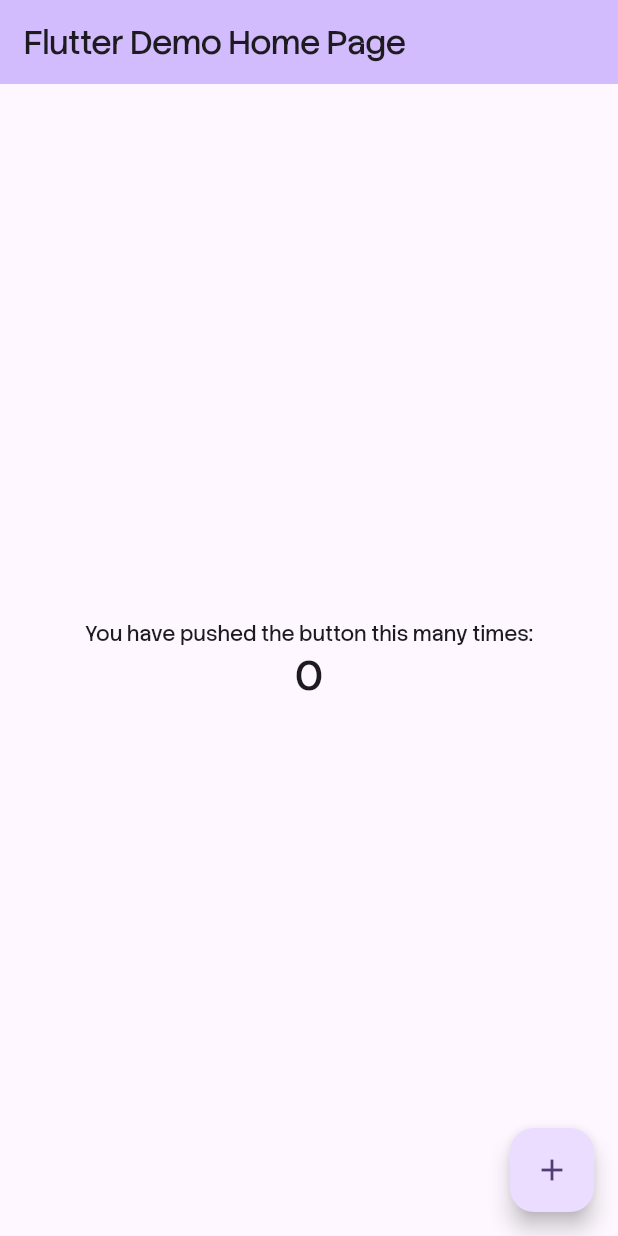
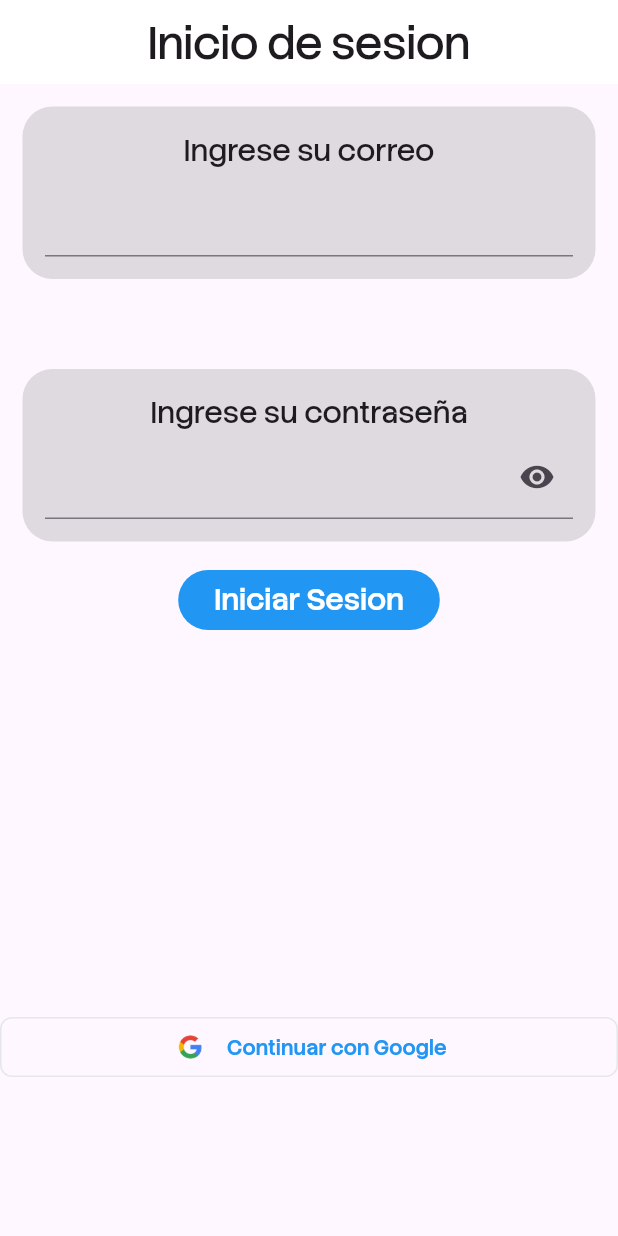
Before and after one commit to cariveraz0/APP-Lectura, a Flutter app: the screen it shows after launch, on a phone screen of 412 x 824 dp. Run offline on Flutter 3.47's test engine with Material 3 defaults, Android fonts, the phone set to English and light mode, and no system bars; our stand-ins replace go_router.

Commit message:
pantalla de login agregada y boton de google

```diff
--- a/lib/main.dart
+++ b/lib/main.dart
@@ -1,125 +1,34 @@
 import 'package:flutter/material.dart';
+import 'package:go_router/go_router.dart';
+import 'package:lectura_app/src/views/login_page.dart';
 
-void main() {
-  runApp(const MyApp());
-}
+void main() => runApp(const MyApp());
 
 class MyApp extends StatelessWidget {
   const MyApp({super.key});
 
-  // This widget is the root of your application.
   @override
   Widget build(BuildContext context) {
-    return MaterialApp(
-      title: 'Flutter Demo',
+    return MaterialApp.router(
+      routerConfig: GoRouter(
+        //Esto es por mientras
+        //La ruta inicial será la lista de libros si el usuario ya inició sesion, de lo contrario pasará al login
+        initialLocation: '/login',
+        routes: [
+          GoRoute(
+            path: '/login',
+            name: 'login',
+            builder: (context, state) => LoginPage(),
+            routes: []
+          ),
+        ]
+      ),
       debugShowCheckedModeBanner: false,
+      title: 'App-Lectura',
       theme: ThemeData(
         fontFamily: 'StackSansHeadline',
-        // This is the theme of your application.
-        //
-        // TRY THIS: Try running your application with "flutter run". You'll see
-        // the application has a purple toolbar. Then, without quitting the app,
-        // try changing the seedColor in the colorScheme below to Colors.green
-        // and then invoke "hot reload" (save your changes or press the "hot
-        // reload" button in a Flutter-supported IDE, or press "r" if you used
-        // the command line to start the app).
-        //
-        // Notice that the counter didn't reset back to zero; the application
-        // state is not lost during the reload. To reset the state, use hot
-        // restart instead.
-        //
-        // This works for code too, not just values: Most code changes can be
-        // tested with just a hot reload.
         colorScheme: ColorScheme.fromSeed(seedColor: Colors.deepPurple),
       ),
-      home: const MyHomePage(title: 'Flutter Demo Home Page'),
     );
   }
 }
-
-class MyHomePage extends StatefulWidget {
-  const MyHomePage({super.key, required this.title});
-
-  // This widget is the home page of your application. It is stateful, meaning
-  // that it has a State object (defined below) that contains fields that affect
-  // how it looks.
-
-  // This class is the configuration for the state. It holds the values (in this
-  // case the title) provided by the parent (in this case the App widget) and
-  // used by the build method of the State. Fields in a Widget subclass are
-  // always marked "final".
-
-  final String title;
-
-  @override
-  State<MyHomePage> createState() => _MyHomePageState();
-}
-
-class _MyHomePageState extends State<MyHomePage> {
-  int _counter = 0;
-
-  void _incrementCounter() {
-    setState(() {
-      // This call to setState tells the Flutter framework that something has
-      // changed in this State, which causes it to rerun the build method below
-      // so that the display can reflect the updated values. If we changed
-      // _counter without calling setState(), then the build method would not be
-      // called again, and so nothing would appear to happen.
-      _counter++;
-    });
-  }
-
-  @override
-  Widget build(BuildContext context) {
-    // This method is rerun every time setState is called, for instance as done
-    // by the _incrementCounter method above.
-    //
-    // The Flutter framework has been optimized to make rerunning build methods
-    // fast, so that you can just rebuild anything that needs updating rather
-    // than having to individually change instances of widgets.
-    return Scaffold(
-      appBar: AppBar(
-        // TRY THIS: Try changing the color here to a specific color (to
-        // Colors.amber, perhaps?) and trigger a hot reload to see the AppBar
-        // change color while the other colors stay the same.
-        backgroundColor: Theme.of(context).colorScheme.inversePrimary,
-        // Here we take the value from the MyHomePage object that was created by
-        // the App.build method, and use it to set our appbar title.
-        title: Text(widget.title),
-      ),
-      body: Center(
-        // Center is a layout widget. It takes a single child and positions it
-        // in the middle of the parent.
-        child: Column(
-          // Column is also a layout widget. It takes a list of children and
-          // arranges them vertically. By default, it sizes itself to fit its
-          // children horizontally, and tries to be as tall as its parent.
-          //
-          // Column has various properties to control how it sizes itself and
-          // how it positions its children. Here we use mainAxisAlignment to
-          // center the children vertically; the main axis here is the vertical
-          // axis because Columns are vertical (the cross axis would be
-          // horizontal).
-          //
-          // TRY THIS: Invoke "debug painting" (choose the "Toggle Debug Paint"
-          // action in the IDE, or press "p" in the console), to see the
-          // wireframe for each widget.
-          mainAxisAlignment: MainAxisAlignment.center,
-          children: <Widget>[
-            const Text('You have pushed the button this many times:'),
-            Text(
-              '$_counter',
-              style: Theme.of(context).textTheme.headlineMedium,
-            ),
-          ],
-        ),
-      ),
-      floatingActionButton: FloatingActionButton(
-        onPressed: _incrementCounter,
-        tooltip: 'Increment',
-        child: const Icon(Icons.add),
-      ), // This trailing comma makes auto-formatting nicer for build methods.
-
-    );
-  }
-}
--- /dev/null
+++ b/lib/src/shared/utils.dart
@@ -0,0 +1,24 @@
+import 'package:flutter/material.dart';
+
+class Utils{
+  static showSnackBar({
+    required BuildContext context,
+    required String title,
+    Color? color,
+    required Duration duracion
+  }) {
+    ScaffoldMessenger.of(
+      context
+    ).showSnackBar(
+      SnackBar(
+      content: Text(
+        title,
+        style: const TextStyle(
+          fontSize: 18,
+          fontWeight: FontWeight.bold),
+        ), backgroundColor: color,
+        duration: duracion
+      ),
+    );
+  }
+}
--- a/lib/src/views/login_page.dart
+++ b/lib/src/views/login_page.dart
@@ -0,0 +1,131 @@
+import 'package:flutter/material.dart';
+import 'package:lectura_app/src/shared/utils.dart';
+import 'package:lectura_app/src/widgets/mytextfield.dart';
+
+class LoginPage extends StatelessWidget {
+  LoginPage({super.key});
+  final correoController = TextEditingController();
+  final contraseniaController = TextEditingController();
+  @override
+  Widget build(BuildContext context) {
+    return Scaffold(
+      appBar: AppBar(
+        backgroundColor: Colors.white,
+        title: const Center(
+          child: Text(
+            'Inicio de sesion', style: TextStyle(fontSize: 30),
+          )
+        ),
+      ),
+      body: ListView.builder(
+        itemCount: 1,
+        itemBuilder: (context, index){
+          return Center(
+            child: Column(
+              mainAxisAlignment: MainAxisAlignment.center,
+              children: [
+                MyTextfield(
+                  obscuretext: false,
+                  type: TextInputType.emailAddress,
+                  controller: correoController,
+                  texto: 'Ingrese su correo',
+                  tamaniotexto: 20,
+                  pmargin: const EdgeInsets.all(15),
+                  ppadding: const EdgeInsets.all(15),
+                  radio: 20,
+                  color: Colors.black12,
+                ),
+
+                SizedBox(height: 30),
+
+                MyTextfield(
+                  obscuretext: true,
+                  type: TextInputType.visiblePassword,
+                  icono: IconButton(
+                    icon: const Icon(Icons.remove_red_eye_rounded),
+                    onPressed: (){},
+                  ),
+                  controller: contraseniaController,
+                  texto: 'Ingrese su contraseña',
+                  tamaniotexto: 20,
+                  pmargin: const EdgeInsets.all(15),
+                  ppadding: const EdgeInsets.all(15),
+                  radio: 20,
+                  color: Colors.black12,
+                ),
+
+                Center(
+                  child: FilledButton(
+                    style: ButtonStyle(
+                      backgroundColor: WidgetStateProperty.all(Colors.blue)
+                    ),
+                    onPressed: ()async{
+                      if(correoController.text.isNotEmpty || contraseniaController.text.isNotEmpty)
+                      {
+                        Utils.showSnackBar(
+                          context: context,
+                          title: "Debe iniciar sesion por Google",
+                          color: Colors.red[300],
+                          duracion: const Duration(seconds: 2)
+                        );
+
+                        await Future.delayed(const Duration(seconds: 2), () {
+                        correoController.text = '';
+                        contraseniaController.text = '';
+                      });
+                      }
+                    },
+                    child: const Text(
+                      'Iniciar Sesion',
+                      style: TextStyle(color: Colors.white, fontSize: 20),
+                    ),
+                  ),
+                ),
+
+                SizedBox(height: 250),
+
+                SizedBox(
+                  width: double.infinity,
+                  child: OutlinedButton(
+                    style: OutlinedButton.styleFrom(
+                      side: const BorderSide(
+                        color: Color(0xFFE5E7EB),
+                        width: 1,
+                      ),
+                      shape: RoundedRectangleBorder(
+                        borderRadius: BorderRadius.circular(8),
+                      ),
+                    ),
+                    onPressed: () {
+                      Utils.showSnackBar(
+                          context: context,
+                          title: "Pendiente...",
+                          color: Colors.blue,
+                          duracion: const Duration(seconds: 2)
+                        );
+                    },
+                    child: Row(
+                      mainAxisAlignment: MainAxisAlignment.center,
+                      children: [
+                        Image.asset('assets/google.png', width: 25, height: 25),
+                        const SizedBox(width: 12),
+                        const Text(
+                          'Continuar con Google',
+                          style: TextStyle(
+                            fontSize: 14,
+                            fontWeight: FontWeight.w600,
+                            color: Colors.blue,
+                          ),
+                        ),
+                      ],
+                    ),
+                  ),
+                ),
+              ],
+            ),
+          );
+        }
+      ),
+    );
+  }
+}
--- /dev/null
+++ b/lib/src/widgets/mytextfield.dart
@@ -0,0 +1,86 @@
+import 'package:flutter/material.dart';
+
+// ignore: must_be_immutable
+class MyTextfield extends StatefulWidget{
+  MyTextfield({
+    super.key,
+    required this.type,
+    required this.obscuretext,
+    this.textoejemplo = '',
+    this.icono,
+    this.controller,
+    required this.texto,
+    required this.tamaniotexto,
+    required this.pmargin,
+    required this.ppadding,
+    required this.radio,
+    required this.color
+    });
+
+  final TextInputType type;
+  bool obscuretext;
+  final String textoejemplo;
+  final Widget? icono;
+  final TextEditingController? controller;
+  final String texto;
+  final double tamaniotexto;
+  final EdgeInsetsGeometry pmargin;
+  final EdgeInsetsGeometry ppadding;
+  final double radio;
+  final Color color;
+
+
+  @override
+  State<MyTextfield> createState() => _MyTextfieldState();
+}
+
+class _MyTextfieldState extends State<MyTextfield> {
+  late bool _isObscured;
+  @override
+  void initState() {
+    super.initState();
+    _isObscured = widget.obscuretext;
+  }
+
+  @override
+  Widget build(BuildContext context){
+    return Container(
+      margin: widget.pmargin,
+      padding: widget.ppadding,
+      decoration: BoxDecoration(
+        borderRadius: BorderRadius.circular(widget.radio),
+        color: widget.color
+      ),
+      child: Column(
+        children: [
+          Text(
+            widget.texto,
+            style: TextStyle(fontSize: widget.tamaniotexto),
+          ),
+          TextField(
+            keyboardType: widget.type,
+            obscureText: _isObscured,
+            decoration: InputDecoration(
+              label: Text(widget.textoejemplo),
+              suffixIcon: widget.obscuretext
+                ? IconButton(
+                   icon : Icon(
+                    _isObscured
+                    ? Icons.remove_red_eye_rounded
+                    : Icons.visibility_off_rounded
+                  ),
+                  onPressed: () {
+                    setState(() {
+                      _isObscured = !_isObscured;
+                    });
+                  },
+                )
+                : widget.icono,
+            ),
+            controller: widget.controller,
+          ),
+        ],
+      ),
+    );
+  }
+}
--- a/pubspec.yaml
+++ b/pubspec.yaml
@@ -34,6 +34,7 @@ dependencies:
   # The following adds the Cupertino Icons font to your application.
   # Use with the CupertinoIcons class for iOS style icons.
   cupertino_icons: ^1.0.8
+  go_router: ^17.0.0
 
 dev_dependencies:
   flutter_test:
@@ -58,7 +59,8 @@ flutter:
   uses-material-design: true
 
   # To add assets to your application, add an assets section, like this:
-  # assets:
+  assets:
+    - assets/google.png
   #   - images/a_dot_burr.jpeg
   #   - images/a_dot_ham.jpeg
 
```
Also changed, not shown: pubspec.lock.
